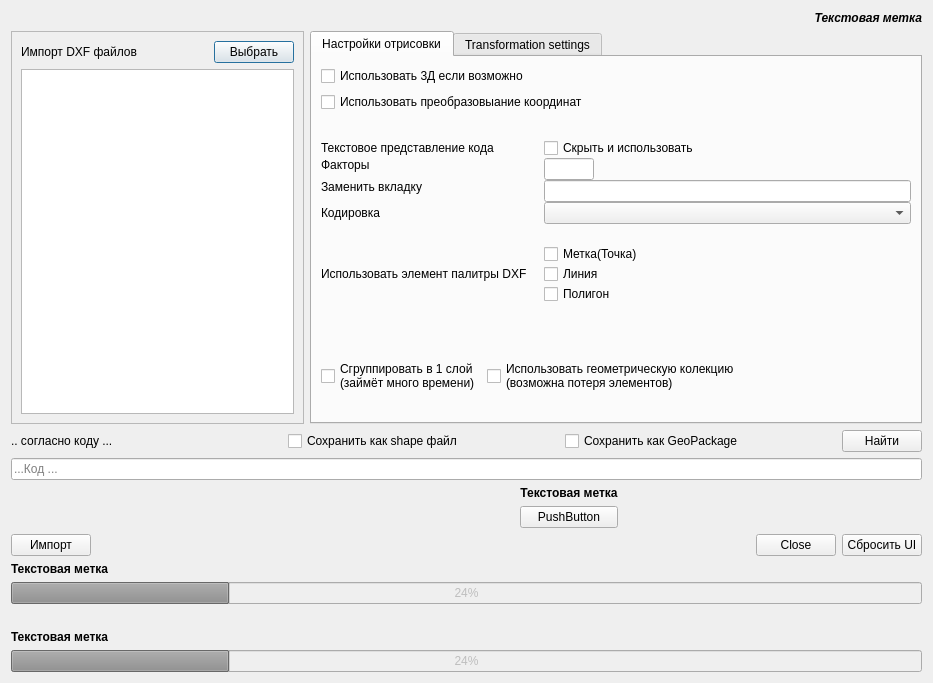
Above: src/plugins/dxf_tools/uiADXF2Shape.ui from Comanda-A/DXF-PostGIS-Converter before the change. Below: the same form after it.
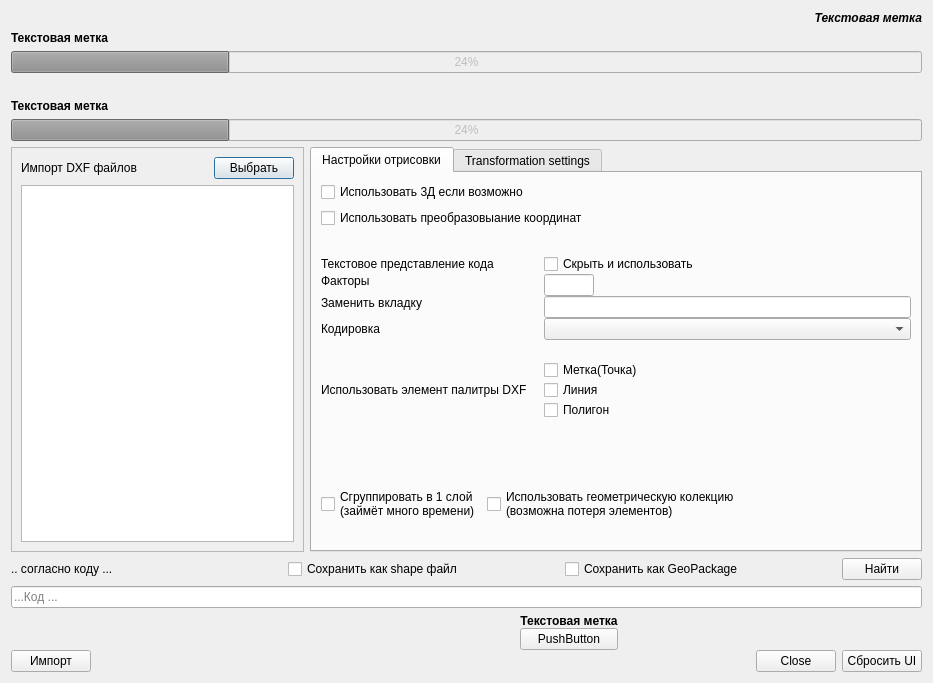
That is the form after the change. Icons and pictures are not drawn.

```diff
--- a/src/plugins/dxf_tools/uiADXF2Shape.ui
+++ b/src/plugins/dxf_tools/uiADXF2Shape.ui
@@ -37,6 +37,127 @@
      </property>
     </widget>
    </item>
+   <item>
+    <layout class="QVBoxLayout" name="verticalLayout">
+     <item>
+      <widget class="QLabel" name="lbAktion">
+       <property name="font">
+        <font>
+         <weight>75</weight>
+         <bold>true</bold>
+        </font>
+       </property>
+       <property name="text">
+        <string>Текстовая метка</string>
+       </property>
+      </widget>
+     </item>
+     <item>
+      <widget class="QProgressBar" name="pgBar">
+       <property name="enabled">
+        <bool>false</bool>
+       </property>
+       <property name="value">
+        <number>24</number>
+       </property>
+       <property name="textVisible">
+        <bool>true</bool>
+       </property>
+      </widget>
+     </item>
+    </layout>
+   </item>
+   <item>
+    <layout class="QGridLayout" name="gridLayout_10">
+     <item row="0" column="0">
+      <spacer name="horizontalSpacer_7">
+       <property name="orientation">
+        <enum>Qt::Horizontal</enum>
+       </property>
+       <property name="sizeHint" stdset="0">
+        <size>
+         <width>40</width>
+         <height>0</height>
+        </size>
+       </property>
+      </spacer>
+     </item>
+     <item row="0" column="2">
+      <spacer name="horizontalSpacer_8">
+       <property name="orientation">
+        <enum>Qt::Horizontal</enum>
+       </property>
+       <property name="sizeHint" stdset="0">
+        <size>
+         <width>40</width>
+         <height>0</height>
+        </size>
+       </property>
+      </spacer>
+     </item>
+     <item row="0" column="1" alignment="Qt::AlignHCenter|Qt::AlignVCenter">
+      <widget class="QLabel" name="lbIcon">
+       <property name="enabled">
+        <bool>true</bool>
+       </property>
+       <property name="sizePolicy">
+        <sizepolicy hsizetype="Fixed" vsizetype="Fixed">
+         <horstretch>0</horstretch>
+         <verstretch>0</verstretch>
+        </sizepolicy>
+       </property>
+       <property name="maximumSize">
+        <size>
+         <width>80</width>
+         <height>80</height>
+        </size>
+       </property>
+       <property name="text">
+        <string/>
+       </property>
+       <property name="pixmap">
+        <pixmap>../../DXF-PostGIS-Converter-main/src/plugins/dxf_tools/AnotherDXF2Shape:icon.png</pixmap>
+       </property>
+       <property name="scaledContents">
+        <bool>true</bool>
+       </property>
+       <property name="alignment">
+        <set>Qt::AlignRight|Qt::AlignTop|Qt::AlignTrailing</set>
+       </property>
+      </widget>
+     </item>
+    </layout>
+   </item>
+   <item>
+    <layout class="QVBoxLayout" name="verticalLayout_3">
+     <item>
+      <widget class="QLabel" name="lbDatAktion">
+       <property name="font">
+        <font>
+         <weight>75</weight>
+         <bold>true</bold>
+        </font>
+       </property>
+       <property name="text">
+        <string>Текстовая метка</string>
+       </property>
+      </widget>
+     </item>
+     <item>
+      <widget class="QProgressBar" name="pgDatBar">
+       <property name="enabled">
+        <bool>false</bool>
+       </property>
+       <property name="value">
+        <number>24</number>
+       </property>
+       <property name="textVisible">
+        <bool>true</bool>
+       </property>
+      </widget>
+     </item>
+    </layout>
+   </item>
    <item>
     <layout class="QHBoxLayout" name="horizontalLayout">
      <property name="spacing">
@@ -663,6 +784,12 @@
     <layout class="QGridLayout" name="gridLayout_7">
      <item row="0" column="1">
       <layout class="QGridLayout" name="gridLayout_8">
+       <property name="horizontalSpacing">
+        <number>6</number>
+       </property>
+       <property name="verticalSpacing">
+        <number>0</number>
+       </property>
        <item row="3" column="6">
         <widget class="QPushButton" name="btnReset">
          <property name="text">
@@ -759,127 +886,6 @@
    <item>
     <layout class="QGridLayout" name="gridLayout_4"/>
    </item>
-   <item>
-    <layout class="QVBoxLayout" name="verticalLayout_3">
-     <item>
-      <widget class="QLabel" name="lbDatAktion">
-       <property name="font">
-        <font>
-         <weight>75</weight>
-         <bold>true</bold>
-        </font>
-       </property>
-       <property name="text">
-        <string>Текстовая метка</string>
-       </property>
-      </widget>
-     </item>
-     <item>
-      <widget class="QProgressBar" name="pgDatBar">
-       <property name="enabled">
-        <bool>false</bool>
-       </property>
-       <property name="value">
-        <number>24</number>
-       </property>
-       <property name="textVisible">
-        <bool>true</bool>
-       </property>
-      </widget>
-     </item>
-    </layout>
-   </item>
-   <item>
-    <layout class="QGridLayout" name="gridLayout_10">
-     <item row="0" column="0">
-      <spacer name="horizontalSpacer_7">
-       <property name="orientation">
-        <enum>Qt::Horizontal</enum>
-       </property>
-       <property name="sizeHint" stdset="0">
-        <size>
-         <width>40</width>
-         <height>0</height>
-        </size>
-       </property>
-      </spacer>
-     </item>
-     <item row="0" column="2">
-      <spacer name="horizontalSpacer_8">
-       <property name="orientation">
-        <enum>Qt::Horizontal</enum>
-       </property>
-       <property name="sizeHint" stdset="0">
-        <size>
-         <width>40</width>
-         <height>0</height>
-        </size>
-       </property>
-      </spacer>
-     </item>
-     <item row="0" column="1" alignment="Qt::AlignHCenter|Qt::AlignVCenter">
-      <widget class="QLabel" name="lbIcon">
-       <property name="enabled">
-        <bool>true</bool>
-       </property>
-       <property name="sizePolicy">
-        <sizepolicy hsizetype="Fixed" vsizetype="Fixed">
-         <horstretch>0</horstretch>
-         <verstretch>0</verstretch>
-        </sizepolicy>
-       </property>
-       <property name="maximumSize">
-        <size>
-         <width>80</width>
-         <height>80</height>
-        </size>
-       </property>
-       <property name="text">
-        <string/>
-       </property>
-       <property name="pixmap">
-        <pixmap>../../DXF-PostGIS-Converter-main/src/plugins/dxf_tools/AnotherDXF2Shape:icon.png</pixmap>
-       </property>
-       <property name="scaledContents">
-        <bool>true</bool>
-       </property>
-       <property name="alignment">
-        <set>Qt::AlignRight|Qt::AlignTop|Qt::AlignTrailing</set>
-       </property>
-      </widget>
-     </item>
-    </layout>
-   </item>
-   <item>
-    <layout class="QVBoxLayout" name="verticalLayout">
-     <item>
-      <widget class="QLabel" name="lbAktion">
-       <property name="font">
-        <font>
-         <weight>75</weight>
-         <bold>true</bold>
-        </font>
-       </property>
-       <property name="text">
-        <string>Текстовая метка</string>
-       </property>
-      </widget>
-     </item>
-     <item>
-      <widget class="QProgressBar" name="pgBar">
-       <property name="enabled">
-        <bool>false</bool>
-       </property>
-       <property name="value">
-        <number>24</number>
-       </property>
-       <property name="textVisible">
-        <bool>true</bool>
-       </property>
-      </widget>
-     </item>
-    </layout>
-   </item>
   </layout>
  </widget>
  <resources/>
```
Left out of the diff: 86 changed lines with no effect on the pictures.
